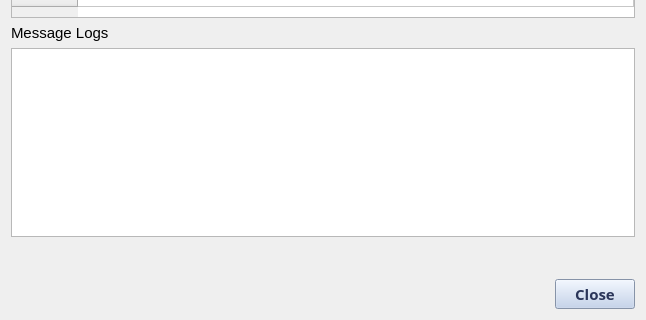
The window that eodh_qgis/ui/job_detail.ui (EO-DataHub/eodh-qgis) describes before a commit, drawn with Qt 5; both pictures show x 0 to 646 and y 171 to 491 of the 646 by 491 pixel window.
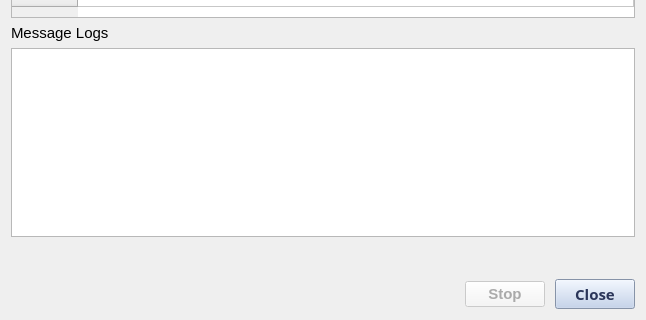
The same window after the commit.

Diff of the .ui file:
```diff
--- a/eodh_qgis/ui/job_detail.ui
+++ b/eodh_qgis/ui/job_detail.ui
@@ -26,7 +26,13 @@
 	background: #BCCEEB;
 	color: #2A3559;
 	font-weight: bold;
-}</string>
+}
+QPushButton:disabled {
+	background: #f6f6f6;
+	color: #aaa;
+}
+
+</string>
   </property>
   <layout class="QVBoxLayout" name="verticalLayout">
    <item>
@@ -154,6 +160,9 @@
    </item>
    <item>
     <layout class="QHBoxLayout" name="horizontalLayout">
+     <property name="spacing">
+      <number>10</number>
+     </property>
      <item>
       <spacer name="horizontalSpacer">
        <property name="orientation">
@@ -167,6 +176,23 @@
        </property>
       </spacer>
      </item>
+     <item>
+      <widget class="QPushButton" name="stop_button">
+       <property name="enabled">
+        <bool>false</bool>
+       </property>
+       <property name="font">
+        <font>
+         <pointsize>11</pointsize>
+         <weight>75</weight>
+         <bold>true</bold>
+        </font>
+       </property>
+       <property name="text">
+        <string>Stop</string>
+       </property>
+      </widget>
+     </item>
      <item>
       <widget class="QPushButton" name="close_button">
        <property name="font">
```
Left out of the diff: 2 changed lines with no effect on the pictures.
